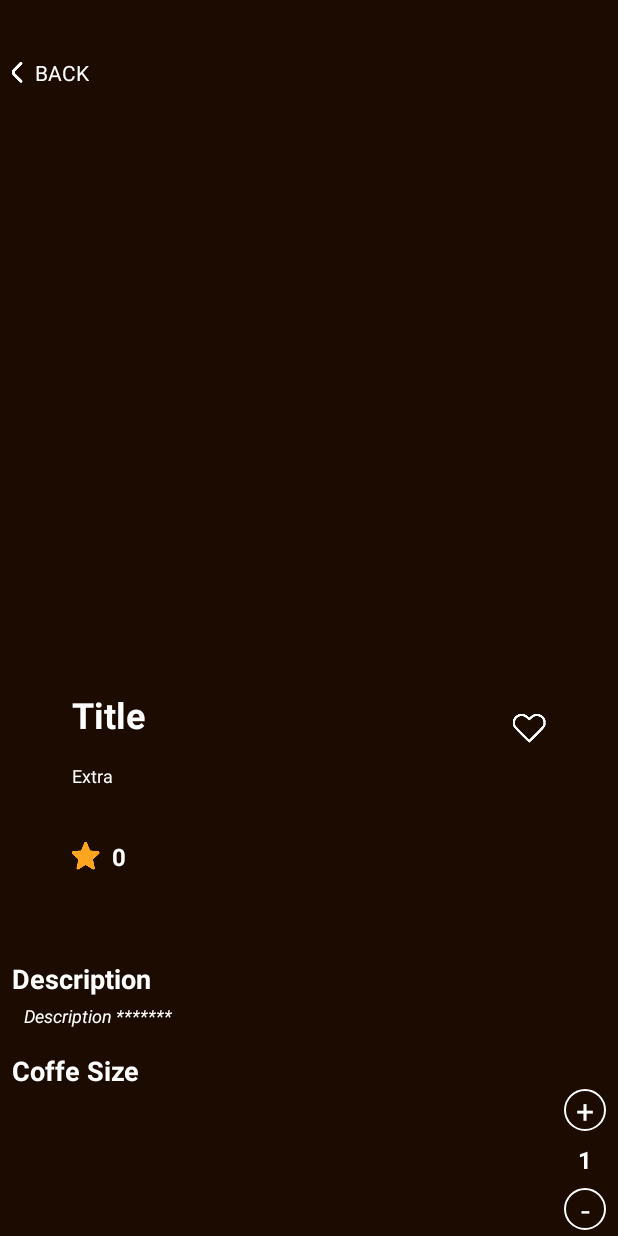
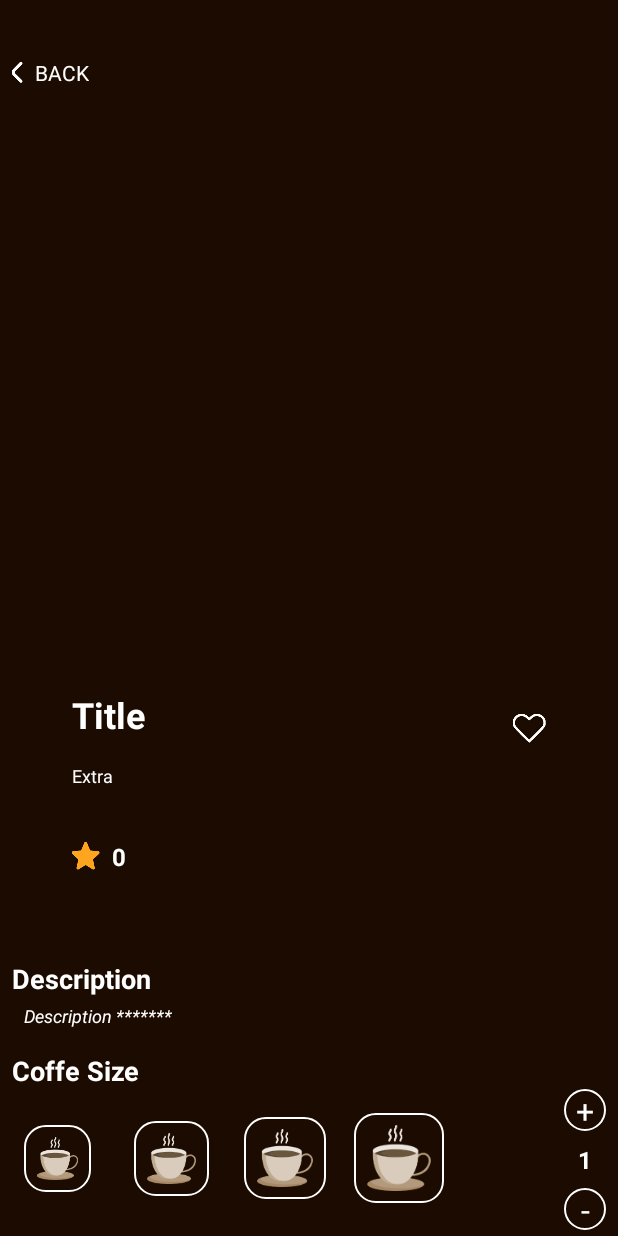
Before and after one commit to MonteiroNeto/CoffeShop, an Android app: the DetailActivity screen opened directly, with no data from a screen before it, on a phone screen of 412 x 824 dp. Run offline under Robolectric (Android 15) with nearby library versions, the phone set to English and light mode, and no system bars; our stand-ins replace CircleImageView; libraries missing offline, so code that uses them is left out: eightbitlab.com.blurview; plain views replace BlurView; 10 statements that could not run were skipped.

Commit message:
load itemDetail Backend done

```diff
--- /dev/null
+++ b/app/src/main/java/com/example/coffeeshop/adapter/CoffeeSizeAdapter.kt
@@ -0,0 +1,71 @@
+package com.example.coffeeshop.adapter
+
+import android.annotation.SuppressLint
+import android.content.Context
+import android.view.LayoutInflater
+import android.view.ViewGroup
+import androidx.recyclerview.widget.RecyclerView
+import com.example.coffeeshop.R
+import com.example.coffeeshop.databinding.ViewholderSizeBinding
+
+class CoffeeSizeAdapter(val items: MutableList<String>) :
+    RecyclerView.Adapter<CoffeeSizeAdapter.MyViewHolder>() {
+
+
+    private var selectedPosition = -1
+    private var lastSelectedPosition = -1
+    private lateinit var context: Context
+
+    override fun onCreateViewHolder(
+        parent: ViewGroup,
+        viewType: Int
+    ): MyViewHolder {
+        context = parent.context
+        val binding = ViewholderSizeBinding.inflate(LayoutInflater.from(context), parent, false)
+        return MyViewHolder(binding)
+    }
+
+    override fun onBindViewHolder(
+        holder: MyViewHolder,
+        @SuppressLint("RecyclerView") position: Int
+    ) {
+        val imageSize = when (position) {
+            0 -> 45.dpToPx(context)
+            1 -> 50.dpToPx(context)
+            2 -> 55.dpToPx(context)
+            3 -> 60.dpToPx(context)
+            else -> 65.dpToPx(context)
+        }
+
+        val layoutParams = holder.binding.ivImageViewHolderSize.layoutParams
+        layoutParams.width = imageSize
+        layoutParams.height = imageSize
+        holder.binding.ivImageViewHolderSize.layoutParams = layoutParams
+
+        holder.binding.root.setOnClickListener {
+            lastSelectedPosition = selectedPosition
+            selectedPosition = position
+            notifyItemChanged(lastSelectedPosition)
+            notifyItemChanged(selectedPosition)
+        }
+
+        if (selectedPosition == position){
+            holder.binding.ivImageViewHolderSize.setBackgroundResource(R.drawable.shape_orange_bg)
+        }else{
+            holder.binding.ivImageViewHolderSize.setBackgroundResource(R.drawable.shape_stroke_bg)
+        }
+    }
+
+    override fun getItemCount(): Int = items.size
+
+
+    class MyViewHolder(val binding: ViewholderSizeBinding) : RecyclerView.ViewHolder(binding.root) {
+
+    }
+
+
+    //===========FUNCTIONS================
+    private fun Int.dpToPx(context: Context): Int {
+        return (this * context.resources.displayMetrics.density).toInt()
+    }
+}
--- a/app/src/main/java/com/example/coffeeshop/ui/DetailActivity.kt
+++ b/app/src/main/java/com/example/coffeeshop/ui/DetailActivity.kt
@@ -1,12 +1,18 @@
 package com.example.coffeeshop.ui
 
 import android.os.Bundle
+import android.util.Log
+import android.view.RoundedCorner
 import android.view.View
 import android.view.ViewGroup
 import android.view.ViewOutlineProvider
 import androidx.activity.enableEdgeToEdge
 import androidx.appcompat.app.AppCompatActivity
+import androidx.recyclerview.widget.LinearLayoutManager
 import com.bumptech.glide.Glide
+import com.bumptech.glide.load.resource.bitmap.RoundedCorners
+import com.bumptech.glide.request.RequestOptions
+import com.example.coffeeshop.adapter.CoffeeSizeAdapter
 import com.example.coffeeshop.databinding.ActivityDetailBinding
 import com.example.coffeeshop.helper.ManagmentCart
 import com.example.coffeeshop.model.ItemModel
@@ -28,6 +34,29 @@ class DetailActivity : AppCompatActivity() {
 
         bundle()
         setBlurEffect()
+        initCoffeeSizeAdapter()
+    }
+
+    private fun initCoffeeSizeAdapter() {
+        val listCoffeeSize = ArrayList<String>()
+        listCoffeeSize.add("1")
+        listCoffeeSize.add("2")
+        listCoffeeSize.add("3")
+        listCoffeeSize.add("4")
+
+        binding.rvCoffeeSizeListActDetail.adapter = CoffeeSizeAdapter(listCoffeeSize)
+        binding.rvCoffeeSizeListActDetail.layoutManager =
+            LinearLayoutManager(this, LinearLayoutManager.HORIZONTAL, false)
+
+        val colorList = ArrayList<String>()
+        for (imgUrl in item.picUrl) {
+            colorList.add(imgUrl)
+        }
+
+        Glide.with(this)
+            .load(colorList[0])
+            .apply(RequestOptions.bitmapTransform(RoundedCorners(100)))
+            .into(binding.shapeIvItemDetailActDetail)
     }
 
     private fun setBlurEffect() {
--- /dev/null
+++ b/app/src/main/res/layout/viewholder_size.xml
@@ -0,0 +1,25 @@
+<?xml version="1.0" encoding="utf-8"?>
+<androidx.constraintlayout.widget.ConstraintLayout android:id="@+id/clViewHolderSizeLayout"
+    xmlns:android="http://schemas.android.com/apk/res/android"
+    android:layout_width="76dp"
+    android:layout_height="76dp"
+    android:padding="8dp"
+    android:layout_gravity="center"
+    xmlns:app="http://schemas.android.com/apk/res-auto">
+
+    <ImageView
+        android:id="@+id/ivImageViewHolderSize"
+        android:layout_width="0dp"
+        android:layout_height="0dp"
+        android:padding="8dp"
+        android:background="@drawable/shape_stroke_bg"
+        android:src="@drawable/coffee"
+        app:layout_constraintTop_toTopOf="parent"
+        app:layout_constraintBottom_toBottomOf="parent"
+        app:layout_constraintStart_toStartOf="parent"
+        app:layout_constraintEnd_toEndOf="parent"
+        android:contentDescription="@string/coffee_size"
+        />
+
+
+</androidx.constraintlayout.widget.ConstraintLayout>
--- a/app/src/main/res/values/strings.xml
+++ b/app/src/main/res/values/strings.xml
@@ -24,4 +24,5 @@
     <string name="star_number">Star Number</string>
     <string name="extra">Extra</string>
     <string name="add_cart">Add Cart</string>
+    <string name="coffee_size">Coffee Size</string>
 </resources>
```
